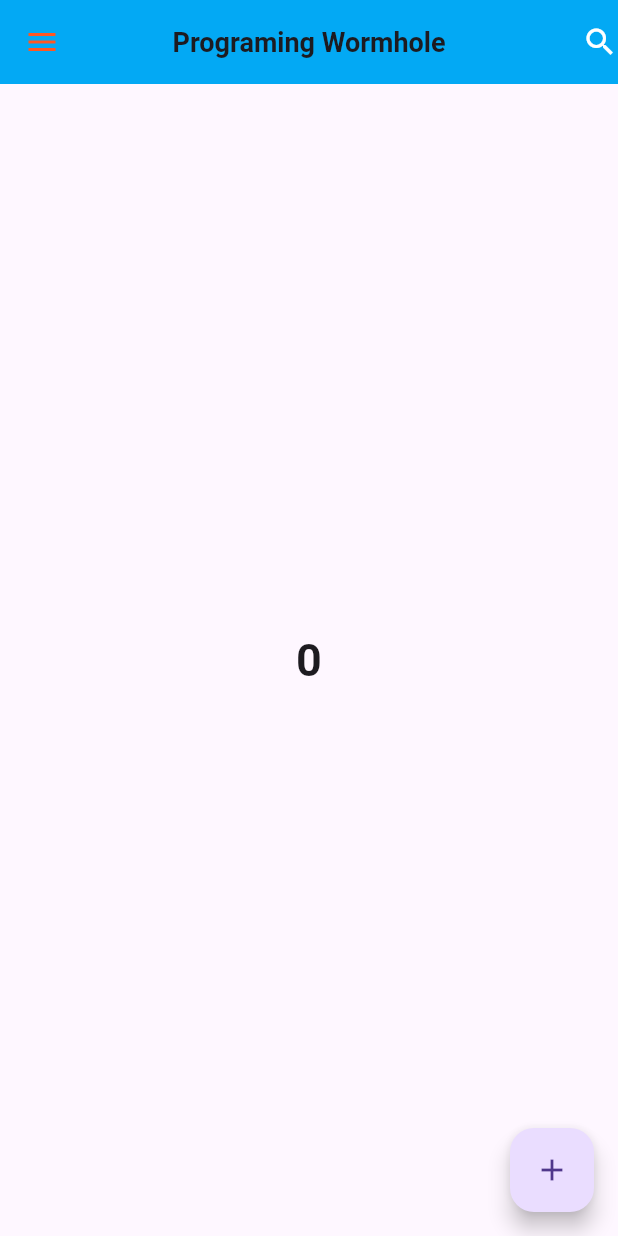
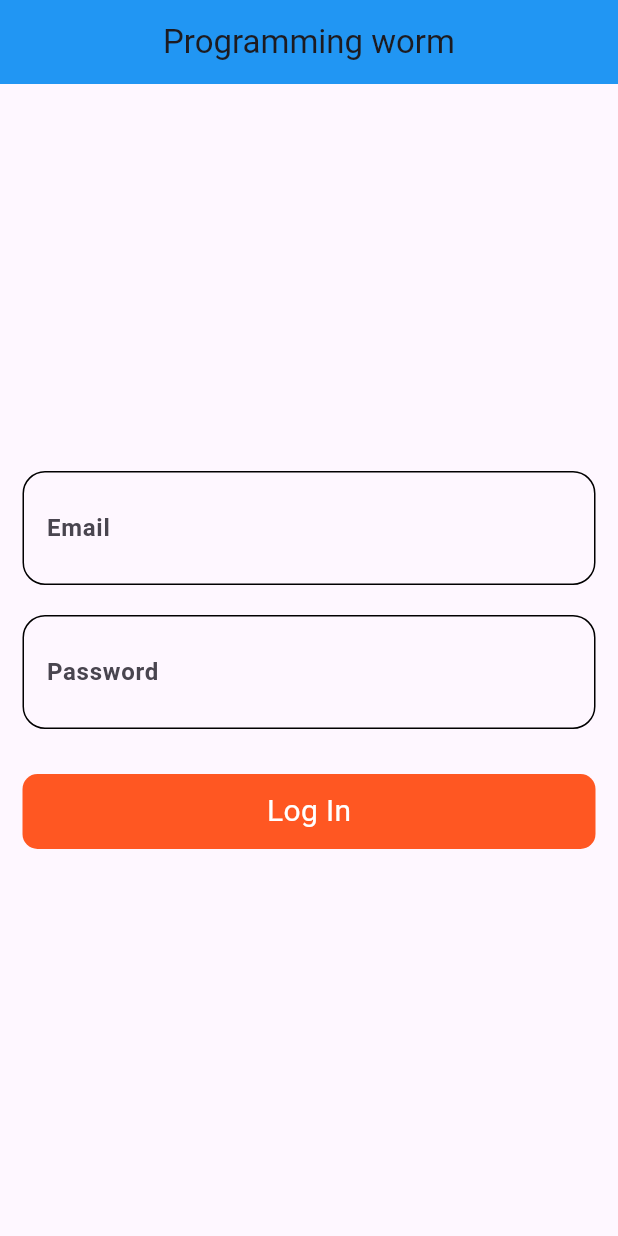
Before and after one commit to MamunJoy/intialApp, a Flutter app: the screen it shows after launch, on a phone screen of 412 x 824 dp. Run offline on Flutter 3.47's test engine with Material 3 defaults, Android fonts, the phone set to English and light mode, and no system bars.

Commit message:
Email and Password validation not work

```diff
--- /dev/null
+++ b/lib/Views/show_dailouge_bar.dart
@@ -0,0 +1,153 @@
+import 'package:flutter/material.dart';
+
+class showDailouge extends StatefulWidget {
+  const showDailouge({super.key});
+
+  @override
+  State<showDailouge> createState() => _showDailougeState();
+}
+
+class _showDailougeState extends State<showDailouge> {
+
+  void showDailougeBar () {
+    showDialog(
+      // barrierColor: Colors.amber,
+      barrierDismissible: false,
+        context: context, builder: (contxt) {
+      return AlertDialog(
+        title: Text('Hello, this is AlertBox',
+            style: TextStyle(color: Colors.white)),
+        content: Text('Developed By Mamun',
+            style: TextStyle(color: Colors.white),),
+        backgroundColor: Colors.grey,
+        // shadowColor: Colors.amber,
+        // elevation: 100,
+        actions: [
+          IconButton(onPressed: () {
+            print('Its ok');
+          } , icon: Icon(Icons.done)),
+          IconButton(onPressed: () {
+            Navigator.pop(context);
+          } , icon: Icon(Icons.close)),
+        ],
+      );
+    }
+    );
+  }
+
+  var formKey = GlobalKey<FormState>();
+
+  @override
+  Widget build(BuildContext context) {
+    return Scaffold(
+      appBar: AppBar(
+        title: Center(child: Text('Programming worm')),
+        backgroundColor: Colors.blue,
+      ),
+
+      body: InkWell(
+        onTap: () {
+          if (formKey.currentState!.validate()) {
+            showDailougeBar();
+          }
+        },
+        child: Padding(
+          padding: const EdgeInsets.all(15),
+          child: Center(
+            child: Column(
+              mainAxisAlignment: MainAxisAlignment.center,
+              children: [
+
+                TextFormField(
+                  validator: (value) {
+                    if(value!.isEmpty) {
+                      return 'Email can not be Empty';
+                    }
+                  },
+                  // key: formKey,
+                  decoration: InputDecoration(
+                    // filled: true,
+                    // fillColor: Colors.green,
+                    enabledBorder: OutlineInputBorder(
+                      borderRadius: BorderRadius.circular(15),
+                    ),
+                    label: Text('Email', style: TextStyle(
+                      fontWeight: FontWeight.bold
+                    ),),
+                    prefix: Padding(
+                      padding: const EdgeInsets.all(10),
+                      child: Icon(Icons.email),
+                    ),
+                    hintText: 'Enter Your Email',
+                    hintStyle: TextStyle(
+
+                      fontWeight: FontWeight.bold
+                    )
+                  ),
+                ),
+
+                SizedBox(
+                  height: 20,
+                ),
+
+                TextFormField(
+
+                  validator: (value) {
+                    if (value!.length < 6) {
+                      return 'Password Should be more then 6 digit';
+                    };
+                  },
+
+                  obscureText: true,
+                  key: formKey,
+                  decoration: InputDecoration(
+                    // filled: true,
+                    // fillColor: Colors.green,
+                    enabledBorder: OutlineInputBorder(
+                      borderRadius: BorderRadius.circular(15),
+                    ),
+                    label: Text('Password', style: TextStyle(
+                      fontWeight: FontWeight.bold
+                    ),),
+                    prefix: Padding(
+                      padding: const EdgeInsets.all(10),
+                      child: Icon(Icons.password),
+                    ),
+                    hintText: 'Enter Your Password',
+                    hintStyle: TextStyle(
+
+                      fontWeight: FontWeight.bold
+                    )
+                  ),
+                ),
+
+                SizedBox(
+                  height: 30,
+                ),
+
+                Container(
+                  decoration: BoxDecoration(
+                    color: Colors.deepOrange,
+                    borderRadius: BorderRadius.circular(10),
+                  ),
+                  height: 50,
+                  width: double.infinity,
+                  child: Center(child: Text('Log In',
+                  style: TextStyle(
+                    fontSize: 20,
+                    color: Colors.white
+                  ),)),
+                ),
+              ],
+            ),
+          ),
+        ),
+      ),
+    );
+  }
+}
+
+
+//
+// if (formKey.currentState!.validate()) {
+// }
--- a/lib/main.dart
+++ b/lib/main.dart
@@ -1,5 +1,8 @@
 import 'package:floting_project/Views/home_page.dart';
+import 'package:floting_project/Views/show_dailouge_bar.dart';
 import 'package:flutter/material.dart';
+
+import 'Views/show_dailouge_bar.dart';
 
 void main() {
   runApp(const MyApp());
@@ -12,7 +15,7 @@ class MyApp extends StatelessWidget {
   Widget build(BuildContext context) {
     return MaterialApp(
       debugShowCheckedModeBanner: false,
-      home: homePage(),
+      home: showDailouge(),
     );
   }
 }
```
